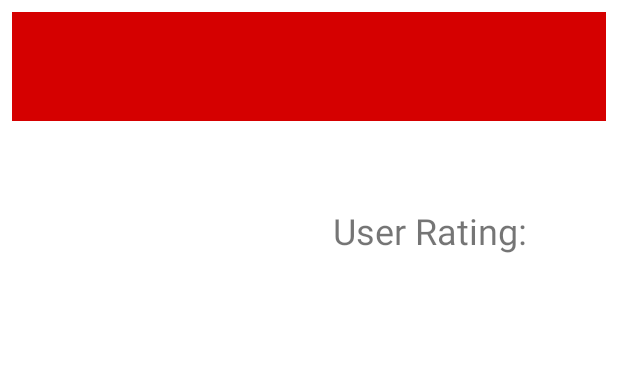
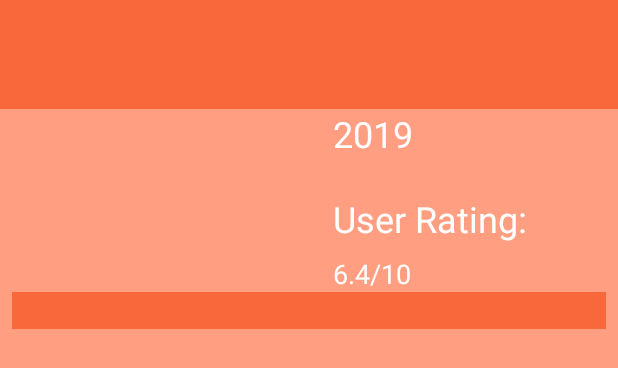
Before and after one commit to albertoastroc/PopularMovies, an Android app: the layout activity_detail.xml on its own in the app's theme, with its tools: preview values and no code run, on a phone screen of 412 x 824 dp. Shown: the top 368 px of the screen. Run offline under Robolectric (Android 15) with nearby library versions, the phone set to English and light mode, and no system bars.

```diff
--- a/app/src/main/AndroidManifest.xml
+++ b/app/src/main/AndroidManifest.xml
@@ -22,7 +22,7 @@
             </intent-filter>
         </activity>
         <activity android:name=".DetailActivity"
-            android:screenOrientation="portrait"/>
+            android:screenOrientation="portrait" />
     </application>
 
 </manifest>
--- a/app/src/main/java/com/example/alberto/popularmovies/DetailActivity.java
+++ b/app/src/main/java/com/example/alberto/popularmovies/DetailActivity.java
@@ -25,8 +25,8 @@ public class DetailActivity extends AppCompatActivity {
         Movie movie = intent.getParcelableExtra(MainActivity.MOVIE_EXTRA);
         String poster = movie.getMoviePoster();
 
-        int targetHeight = 350;
-        int targetWidth = 275;
+        int targetHeight = 360;
+        int targetWidth = 240;
         Picasso.get()
                 .load(poster)
                 .placeholder(R.drawable.ic_cloud_off_black_24dp)
--- a/app/src/main/java/com/example/alberto/popularmovies/ParseJson.java
+++ b/app/src/main/java/com/example/alberto/popularmovies/ParseJson.java
@@ -31,18 +31,19 @@ class ParseJson {
                     String overview = jsonObject.getString("overview");
                     double userRating = jsonObject.getDouble("vote_average");
                     String releaseDate = jsonObject.getString("release_date");
+                    int id = jsonObject.getInt("id");
 
                     Uri.Builder builder = new Uri.Builder();
                     builder.scheme("https")
                             .authority("image.tmdb.org")
                             .appendPath("t")
                             .appendPath("p")
-                            .appendPath("w185")
+                            .appendPath("w342")
                             .appendEncodedPath(posterPath);
 
                     String posterUrl = builder.build().toString();
 
-                    Movie movie = new Movie(originalTitle, posterUrl, overview, userRating, releaseDate);
+                    Movie movie = new Movie(originalTitle, posterUrl, overview, userRating, releaseDate, id);
                     resultsList.add(movie);
                 }
 
--- a/app/src/main/res/layout/activity_detail.xml
+++ b/app/src/main/res/layout/activity_detail.xml
@@ -1,11 +1,15 @@
 <?xml version="1.0" encoding="utf-8"?>
-<LinearLayout xmlns:android="http://schemas.android.com/apk/res/android"
+
+<ScrollView xmlns:android="http://schemas.android.com/apk/res/android"
     xmlns:app="http://schemas.android.com/apk/res-auto"
     xmlns:tools="http://schemas.android.com/tools"
     android:layout_width="match_parent"
     android:layout_height="match_parent"
-    android:padding="8dp"
-    android:background="@android:color/white"
+    android:background="@color/colorAccent">
+
+    <LinearLayout
+        android:layout_width="match_parent"
+        android:layout_height="wrap_content"
         android:orientation="vertical"
         tools:context=".DetailActivity">
 
@@ -13,7 +17,7 @@
             android:id="@+id/original_title_tv"
             android:layout_width="match_parent"
             android:layout_height="wrap_content"
-        android:background="@color/colorPrimary"
+            android:background="@color/colorPrimaryLight"
             android:gravity="center_vertical"
             android:padding="16dp"
             android:textColor="@android:color/white"
@@ -22,6 +26,7 @@
         <LinearLayout
             android:layout_width="match_parent"
             android:layout_height="wrap_content"
+            android:background="@color/colorAccent"
             android:gravity="center"
             android:orientation="horizontal">
 
@@ -31,11 +36,11 @@
                 android:layout_width="match_parent"
                 android:layout_height="wrap_content"
                 android:layout_weight="1"
+                android:contentDescription="@string/poster_thumbnail"
+                android:paddingBottom="8dp"
                 android:paddingTop="8dp"
-            android:paddingBottom="8dp"
                 app:layout_constraintStart_toStartOf="parent"
-            app:layout_constraintTop_toTopOf="parent"
-            android:contentDescription="@string/poster_thumbnail" />
+                app:layout_constraintTop_toTopOf="parent" />
 
             <LinearLayout
                 android:layout_width="match_parent"
@@ -52,7 +57,9 @@
                     android:layout_height="wrap_content"
                     android:layout_marginBottom="8dp"
                     android:paddingBottom="16dp"
-                android:textSize="24sp" />
+                    android:textColor="@android:color/white"
+                    android:textSize="24sp"
+                    tools:text="2019" />
 
                 <TextView
                     android:id="@+id/average_rating_label"
@@ -60,31 +67,35 @@
                     android:layout_height="wrap_content"
                     android:layout_marginBottom="8dp"
                     android:text="@string/user_rating"
+                    android:textColor="@android:color/white"
                     android:textSize="24sp" />
 
                 <TextView
                     android:id="@+id/user_rating_tv"
                     android:layout_width="match_parent"
                     android:layout_height="wrap_content"
-                android:textSize="18sp" />
+                    android:textColor="@android:color/white"
+                    android:textSize="18sp"
+                    tools:text="6.4/10" />
 
             </LinearLayout>
 
         </LinearLayout>
 
-    <ScrollView
-        android:background="@color/colorPrimary"
-        android:layout_width="wrap_content"
-        android:layout_height="match_parent"
-        >
-
         <TextView
             android:id="@+id/overview_tv"
             android:layout_width="match_parent"
             android:layout_height="wrap_content"
+            android:layout_marginBottom="8dp"
+            android:layout_marginLeft="8dp"
+            android:layout_marginRight="8dp"
+            android:background="@color/colorPrimaryLight"
+            android:paddingLeft="8dp"
+            android:paddingRight="8dp"
+            android:textColor="@android:color/white"
             android:textSize="18sp" />
 
-    </ScrollView>
+    </LinearLayout>
 
 
-</LinearLayout>
+</ScrollView>
--- a/app/src/main/res/layout/list_item.xml
+++ b/app/src/main/res/layout/list_item.xml
@@ -9,6 +9,6 @@
         android:id="@+id/recycler_poster_iv"
         android:layout_width="wrap_content"
         android:layout_height="wrap_content"
-        android:minHeight="250dp"
-        android:minWidth="250dp" />
+        android:minHeight="280dp"
+        android:minWidth="200dp" />
 </FrameLayout>
--- a/app/src/main/res/values/colors.xml
+++ b/app/src/main/res/values/colors.xml
@@ -1,6 +1,7 @@
 <?xml version="1.0" encoding="utf-8"?>
 <resources>
-    <color name="colorPrimary">#d50000</color>
-    <color name="colorPrimaryDark">#9b0000</color>
-    <color name="colorAccent">#ff5131</color>
+    <color name="colorPrimary">#bf360c</color>
+    <color name="colorPrimaryLight">#f9683a</color>
+    <color name="colorPrimaryDark">#870000</color>>
+    <color name="colorAccent">#ff9e80</color>
 </resources>
```
Also changed, not shown: app/build.gradle (+7 -2 lines), app/src/main/java/com/example/alberto/popularmovies/Movie.java (+33 -1 lines), app/src/main/java/com/example/alberto/popularmovies/MovieDao.java (added, +32 -0 lines), app/src/main/java/com/example/alberto/popularmovies/MovieRoomDatabase.java (added, +36 -0 lines). Lines whose indentation alone changed are shown as unchanged.
